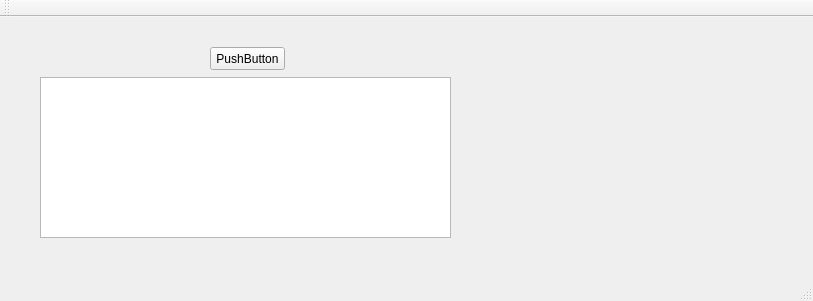
This is untitled/mainwindow.ui in DaYmiHn/magaz_lubkin as Qt 5 draws it before an edit. The edited form follows.
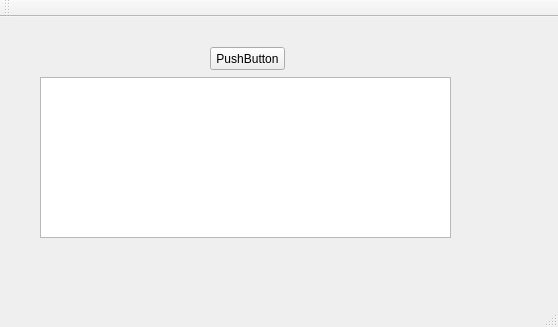
This is the edited form.

Commit message: button and func

What changed in the file:
```diff
--- a/untitled/mainwindow.ui
+++ b/untitled/mainwindow.ui
@@ -6,10 +6,16 @@
    <rect>
     <x>0</x>
     <y>0</y>
-    <width>813</width>
-    <height>301</height>
+    <width>558</width>
+    <height>327</height>
    </rect>
   </property>
+  <property name="maximumSize">
+   <size>
+    <width>558</width>
+    <height>327</height>
+   </size>
+  </property>
   <property name="windowTitle">
    <string>MainWindow</string>
   </property>
```
Left out of the diff: 7 changed lines with no effect on the pictures. The commit also changes 3 other files.
